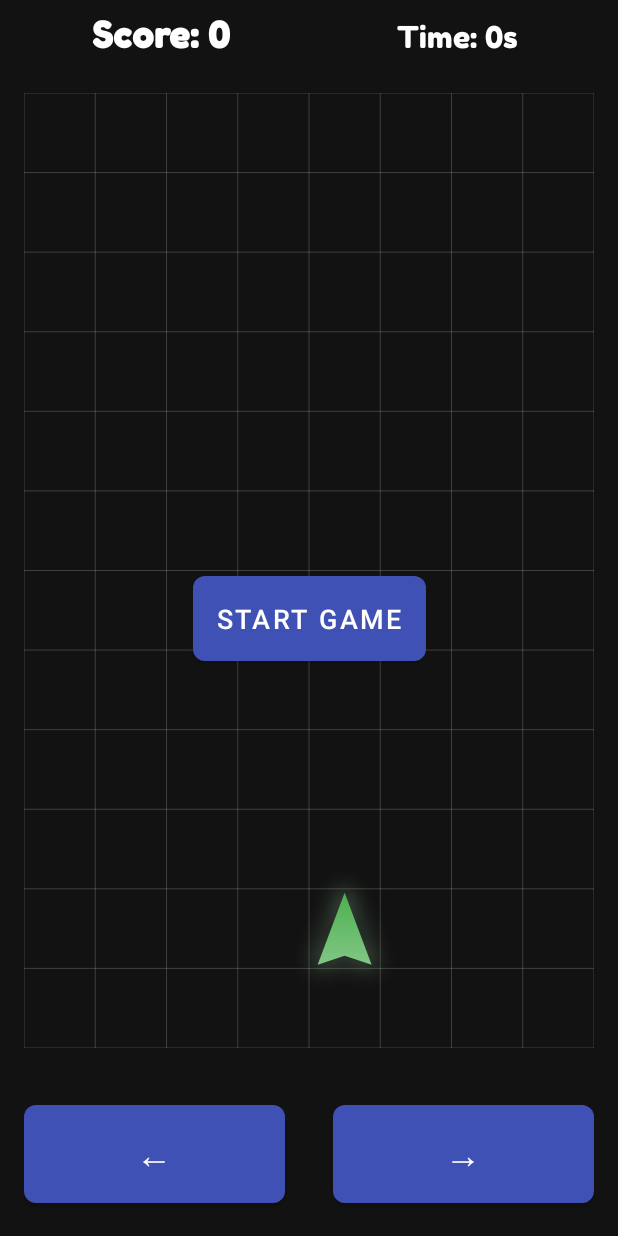
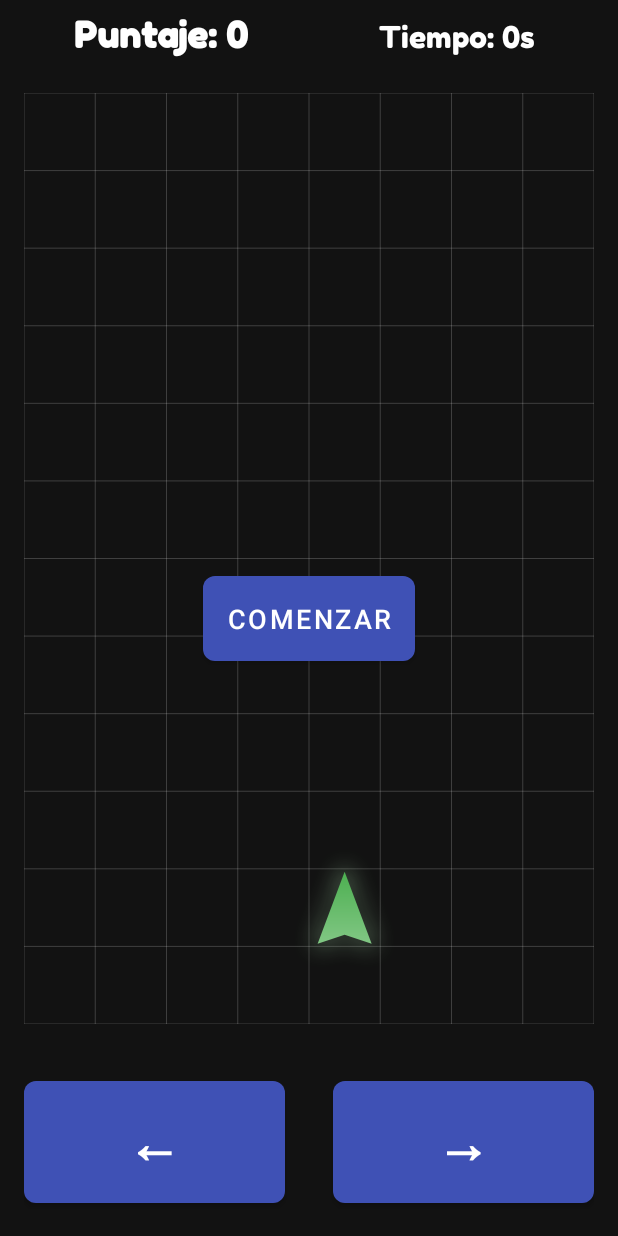
Before and after one commit to titoreal/retrogame, an Android app: the screen it shows after launch (GameActivity), on a phone screen of 412 x 824 dp. Run offline under Robolectric (Android 15) with nearby library versions, the phone set to English and light mode, and no system bars.

Commit message:
Ajustes gamescreen

```diff
--- a/app/src/main/java/com/titin/retrogame/GameActivity.kt
+++ b/app/src/main/java/com/titin/retrogame/GameActivity.kt
@@ -9,7 +9,6 @@ import androidx.appcompat.app.AppCompatActivity
 import androidx.core.content.ContextCompat
 import androidx.lifecycle.MutableLiveData
 import com.titin.retrogame.databinding.ActivityGameBinding
-
 import java.util.Collections
 
 class GameActivity : AppCompatActivity() {
--- a/app/src/main/res/layout/activity_game.xml
+++ b/app/src/main/res/layout/activity_game.xml
@@ -20,18 +20,18 @@
             android:layout_width="0dp"
             android:layout_height="wrap_content"
             android:layout_weight="1"
-            style="@style/GameText.Score"
+            style="@style/GameText.Puntaje"
             android:gravity="center"
-            android:text="Score: 0"/>
+            android:text="Puntaje: 0"/>
 
         <TextView
             android:id="@+id/timeText"
             android:layout_width="0dp"
             android:layout_height="wrap_content"
             android:layout_weight="1"
-            style="@style/GameText.Time"
+            style="@style/GameText.Tiempo"
             android:gravity="center"
-            android:text="Time: 0s"/>
+            android:text="Tiempo: 0s"/>
     </LinearLayout>
 
     <!-- Game View -->
@@ -62,7 +62,8 @@
             android:layout_weight="1"
             android:layout_marginEnd="32dp"
             android:text="←"
-            android:textSize="24sp"
+            android:textSize="36sp"
+            android:textStyle="bold"
             style="@style/GameButton"/>
 
         <Button
@@ -71,7 +72,8 @@
             android:layout_height="wrap_content"
             android:layout_weight="1"
             android:text="→"
-            android:textSize="24sp"
+            android:textSize="36sp"
+            android:textStyle="bold"
             style="@style/GameButton"/>
     </LinearLayout>
 
@@ -79,7 +81,7 @@
         android:id="@+id/startButton"
         android:layout_width="wrap_content"
         android:layout_height="wrap_content"
-        android:text="Start Game"
+        android:text="Comenzar"
         style="@style/GameButton"
         android:visibility="gone"
         app:layout_constraintTop_toTopOf="parent"
--- a/app/src/main/res/values/themes.xml
+++ b/app/src/main/res/values/themes.xml
@@ -14,12 +14,12 @@
         <item name="android:fontFamily">@font/fredoka_one</item>
     </style>
 
-    <style name="GameText.Score">
+    <style name="GameText.Puntaje">
         <item name="android:textSize">24sp</item>
         <item name="android:textStyle">bold</item>
     </style>
 
-    <style name="GameText.Time">
+    <style name="GameText.Tiempo">
         <item name="android:textSize">20sp</item>
     </style>
 
```
Also changed, not shown: app/src/main/java/com/titin/retrogame/GameView.kt (+5 -10 lines), app/src/main/java/com/titin/retrogame/Models.kt (line endings or trailing spaces).
